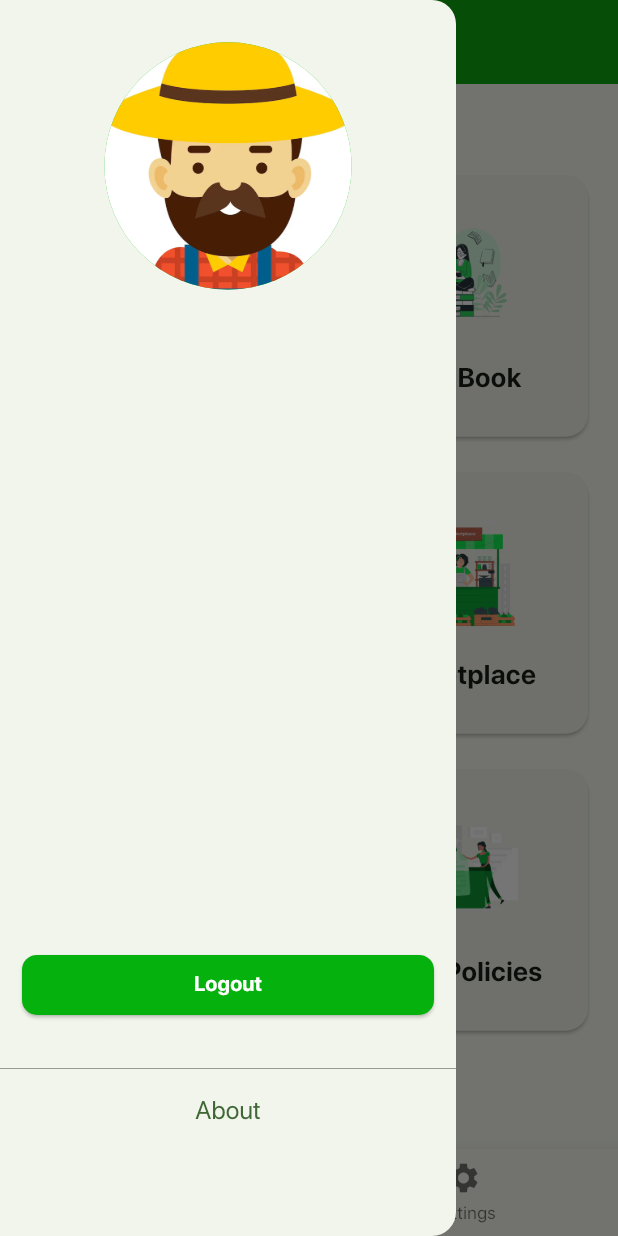
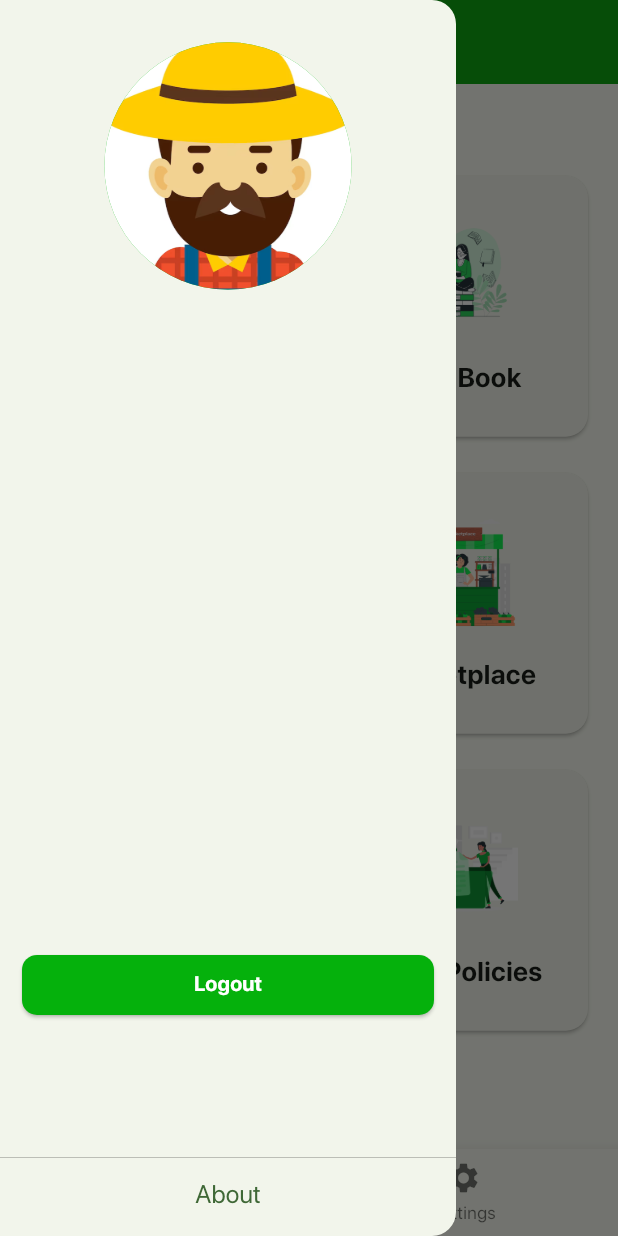
Before and after one commit to celestix/agroconnect, a Flutter app: the HomeScreen screen opened by its route, with the side drawer open, on a phone screen of 412 x 824 dp. Run offline on Flutter 3.47's test engine with Material 3 defaults, Android fonts, the phone set to English and light mode, and no system bars; our stand-ins replace firebase_auth, firebase_core, flutter_svg, pinput; accounts and stored records are empty; project files that could hold a hidden picture were left out.

Commit message:
fix: height of about button in home drawer

```diff
--- a/lib/home/home.dart
+++ b/lib/home/home.dart
@@ -121,12 +121,14 @@ class _HomeScreenState extends State<HomeScreen> {
                     ),
                   ),
                 ),
-                SizedBox(
-                  height: MediaQuery.of(context).size.height / 30,
+                const Expanded(
+                  child: SizedBox(
+                      // height: MediaQuery.of(context).size.height / 30,
+                      ),
                 ),
                 Divider(
                   height: MediaQuery.of(context).size.height / 100,
-                  thickness: 0.25,
+                  thickness: 0.15,
                   color: Colors.black,
                 ),
                 TextButton(
@@ -150,11 +152,16 @@ class _HomeScreenState extends State<HomeScreen> {
                       ],
                     );
                   },
-                  child: const Text(
-                    "About",
-                    style: TextStyle(
-                      fontSize: 17,
-                      fontWeight: FontWeight.w300,
+                  child: Padding(
+                    padding: EdgeInsets.only(
+                      bottom: MediaQuery.of(context).size.height / 100,
+                    ),
+                    child: const Text(
+                      "About",
+                      style: TextStyle(
+                        fontSize: 17,
+                        fontWeight: FontWeight.w300,
+                      ),
                     ),
                   ),
                 ),
```
